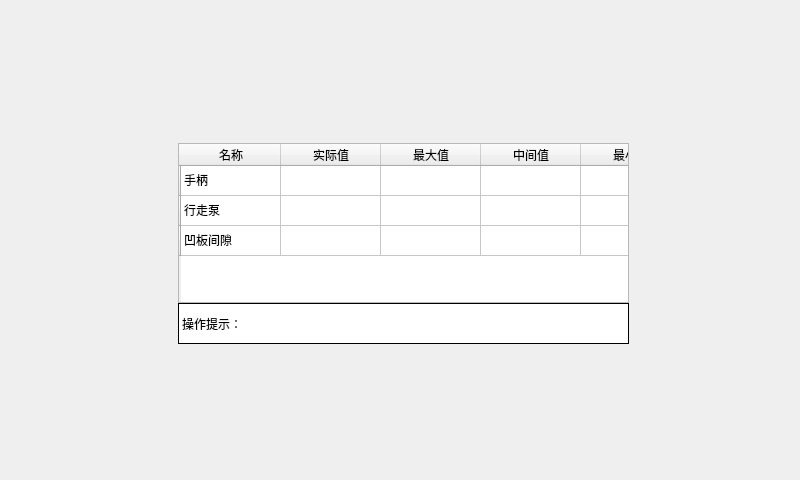
Before: the Qt Designer form XINYAN/widget.ui in wushengjun85/QtForWork, drawn with Qt 5.
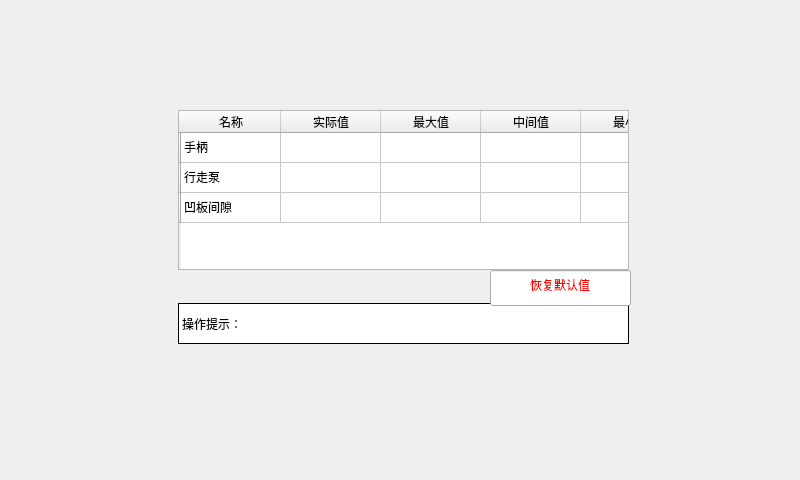
After: the same form once the commit is applied. The open tabs and pages were chosen to show the change. Icons and pictures are not drawn.

The edit to the form file:
```diff
--- a/XINYAN/widget.ui
+++ b/XINYAN/widget.ui
@@ -530,7 +530,7 @@
      <property name="geometry">
       <rect>
        <x>178</x>
-       <y>143</y>
+       <y>110</y>
        <width>451</width>
        <height>160</height>
       </rect>
@@ -623,6 +623,45 @@
       </property>
      </item>
     </widget>
+    <widget class="QLabel" name="label_17">
+     <property name="geometry">
+      <rect>
+       <x>178</x>
+       <y>303</y>
+       <width>451</width>
+       <height>41</height>
+      </rect>
+     </property>
+     <property name="styleSheet">
+      <string notr="true">background-color: rgb(255, 255, 255);</string>
+     </property>
+     <property name="frameShape">
+      <enum>QFrame::Box</enum>
+     </property>
+     <property name="text">
+      <string>操作提示：</string>
+     </property>
+    </widget>
+    <widget class="QLineEdit" name="lineEdit_22">
+     <property name="geometry">
+      <rect>
+       <x>490</x>
+       <y>270</y>
+       <width>141</width>
+       <height>36</height>
+      </rect>
+     </property>
+     <property name="styleSheet">
+      <string notr="true">font: 75 16pt &quot;Ubuntu&quot;;
+color: rgb(255, 0, 0);</string>
+     </property>
+     <property name="text">
+      <string>恢复默认值</string>
+     </property>
+     <property name="alignment">
+      <set>Qt::AlignCenter</set>
+     </property>
+    </widget>
    </widget>
    <widget class="QWidget" name="page_13">
     <widget class="QLineEdit" name="lineEdit_30">
```
Left out of the diff: 19 changed lines with no effect on the pictures.
